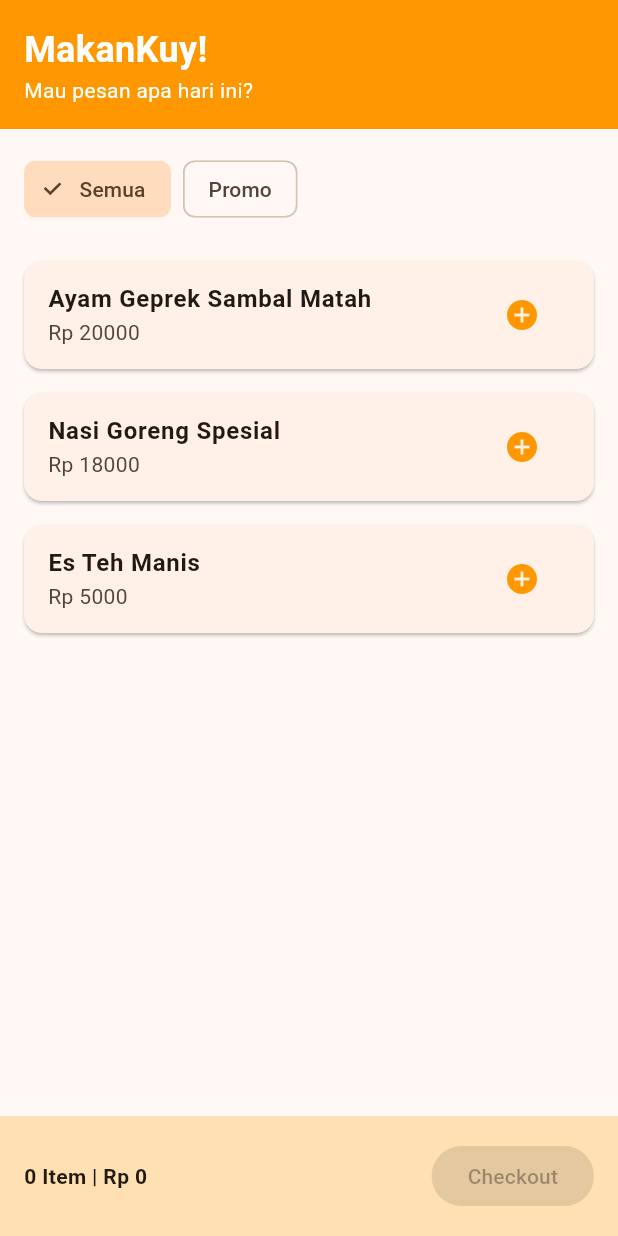
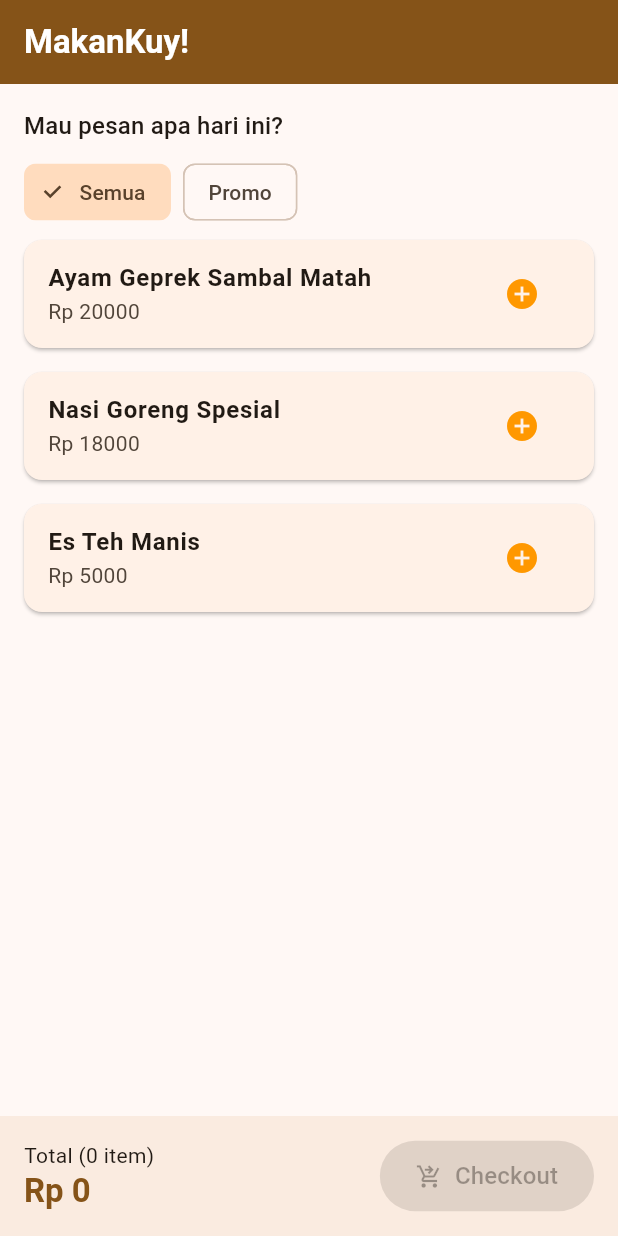
Before and after one commit to Decuuuu/HomeWork_Vispro_JustinTandiawan_2086022510005, a Flutter app: the screen it shows after launch, on a phone screen of 412 x 824 dp. Run offline on Flutter 3.47's test engine with Material 3 defaults, Android fonts, the phone set to English and light mode, and no system bars.

Commit message:
homework 3

```diff
--- a/lib/screens/main_screen.dart
+++ b/lib/screens/main_screen.dart
@@ -1,5 +1,4 @@
 import 'package:flutter/material.dart';
-import '../widgets/app_header.dart';
 import '../widgets/category_chip.dart';
 import '../widgets/food_tile.dart';
 import '../widgets/cart_summary_bar.dart';
@@ -26,13 +25,23 @@ class _MainScreenState extends State<MainScreen> {
   @override
   Widget build(BuildContext context) {
     return Scaffold(
-      body: SafeArea(
-        child: Column(
+      appBar: AppBar(
+        title: const Text('MakanKuy!', style: TextStyle(fontWeight: FontWeight.bold)),
+        backgroundColor: Theme.of(context).colorScheme.primary,
+        foregroundColor: Theme.of(context).colorScheme.onPrimary,
+      ),
+      body: Column(
         crossAxisAlignment: CrossAxisAlignment.start,
         children: [
-            const AppHeader(),
           Padding(
-              padding: const EdgeInsets.all(16.0),
+            padding: const EdgeInsets.fromLTRB(16, 16, 16, 8),
+            child: Text(
+              'Mau pesan apa hari ini?',
+              style: Theme.of(context).textTheme.titleMedium,
+            ),
+          ),
+          Padding(
+            padding: const EdgeInsets.symmetric(horizontal: 16.0),
             child: SingleChildScrollView(
               scrollDirection: Axis.horizontal,
               child: Row(
@@ -60,10 +69,9 @@ class _MainScreenState extends State<MainScreen> {
               ],
             ),
           ),
-            CartSummaryBar(totalItems: _totalItems, totalPrice: _totalPrice),
         ],
       ),
-      ),
+      bottomNavigationBar: CartSummaryBar(totalItems: _totalItems, totalPrice: _totalPrice),
     );
   }
 }
--- a/lib/widgets/cart_summary_bar.dart
+++ b/lib/widgets/cart_summary_bar.dart
@@ -12,19 +12,33 @@ class CartSummaryBar extends StatelessWidget {
 
   @override
   Widget build(BuildContext context) {
-    return Container(
-      padding: const EdgeInsets.all(16.0),
-      color: Colors.orange.shade100,
+    final theme = Theme.of(context);
+    return BottomAppBar(
+      padding: const EdgeInsets.symmetric(horizontal: 16.0, vertical: 8.0),
       child: Row(
         mainAxisAlignment: MainAxisAlignment.spaceBetween,
         children: [
-          Text(
-            '$totalItems Item | Rp $totalPrice',
-            style: const TextStyle(fontWeight: FontWeight.bold),
+          Column(
+            mainAxisSize: MainAxisSize.min,
+            crossAxisAlignment: CrossAxisAlignment.start,
+            children: [
+              Text('Total ($totalItems item)', style: theme.textTheme.bodyMedium),
+              Text(
+                'Rp $totalPrice',
+                style: theme.textTheme.titleLarge?.copyWith(
+                  fontWeight: FontWeight.bold,
+                  color: theme.colorScheme.primary,
+                ),
+              ),
+            ],
           ),
-          ElevatedButton(
+          FilledButton.icon(
             onPressed: totalItems == 0 ? null : () {},
-            child: const Text('Checkout'),
+            icon: const Icon(Icons.shopping_cart_checkout),
+            label: const Text('Checkout', style: TextStyle(fontSize: 16)),
+            style: FilledButton.styleFrom(
+              padding: const EdgeInsets.symmetric(horizontal: 24, vertical: 12),
+            ),
           ),
         ],
       ),
```
Also changed, not shown: 1 other file. Lines whose indentation alone changed are shown as unchanged.
